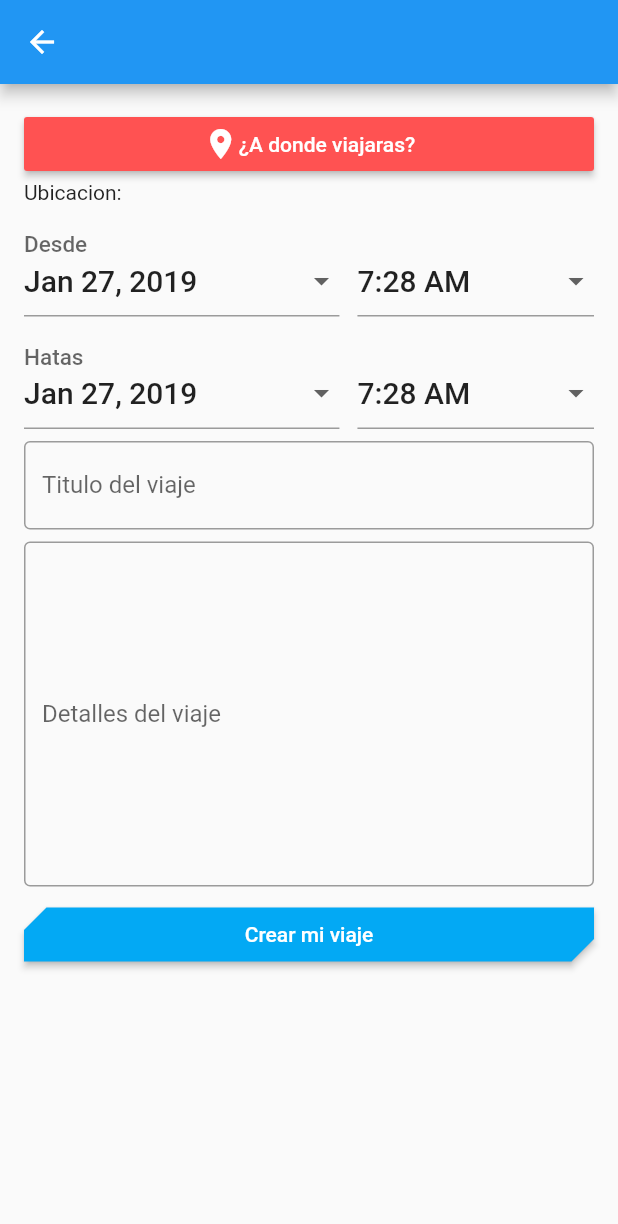
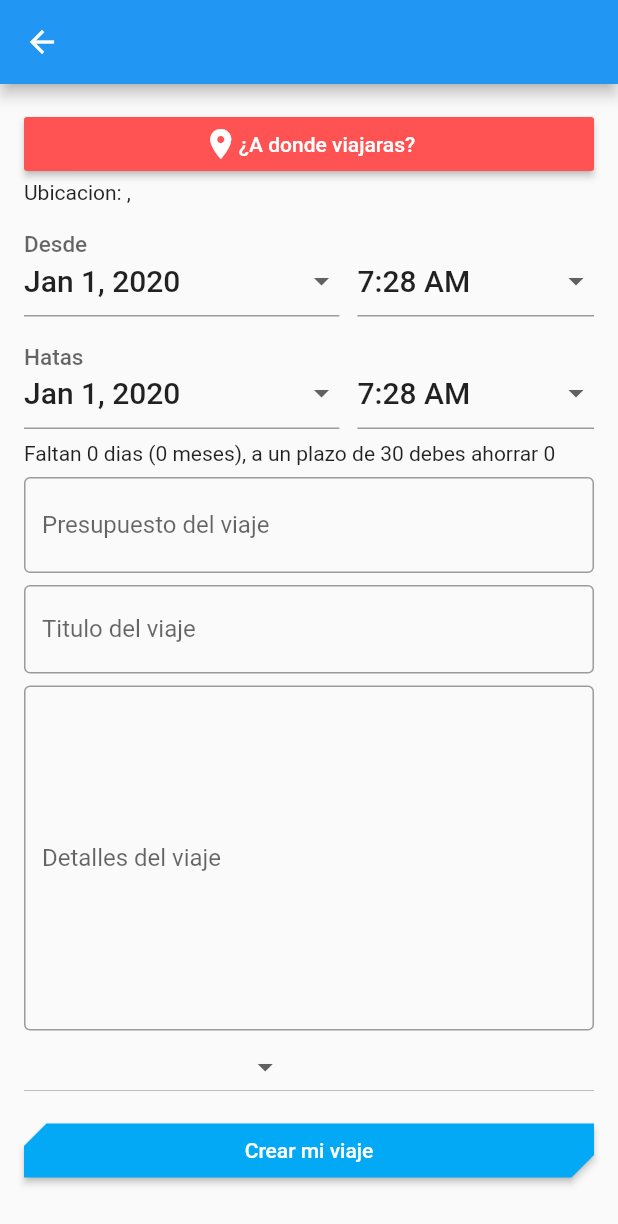
Before and after one commit to pablo384/WeTripOut, a Flutter app: the CreateTrip screen opened by its route, after a tap on "¿A donde viajaras?", on a phone screen of 412 x 824 dp. Shown: the top 1224 px of the screen. Run offline on Flutter 3.47's test engine with Material 2 defaults, Android fonts, the phone set to English and light mode, and no system bars; our stand-ins replace cloud_firestore, dynamic_theme, firebase_auth, google_maps_flutter, rxdart, splashscreen; missing offline and left inert: google_places_picker; accounts and stored records are empty; network calls fail.

Commit message:
🗺 Crea viaje correctamente

```diff
--- a/lib/view/home/createTrip.dart
+++ b/lib/view/home/createTrip.dart
@@ -4,6 +4,9 @@ import 'package:we_trip_out/view/components/mapsLocationPicker.dart';
 import 'package:we_trip_out/view/components/tripButton.dart';
 import 'package:flutter/services.dart';
 import 'package:google_places_picker/google_places_picker.dart';
+import 'package:cloud_firestore/cloud_firestore.dart';
+import 'package:firebase_auth/firebase_auth.dart';
+import 'dart:async';
 
 class CreateTrip extends StatefulWidget {
   static const String routeName = '/trip/create';
@@ -13,42 +16,76 @@ class CreateTrip extends StatefulWidget {
 
 class _CreateTrip extends State<CreateTrip> {
   final _formKey = GlobalKey<FormState>();
+  final FirebaseAuth _auth = FirebaseAuth.instance;
   String _placeName = 'Unknown';
-  DateTime _fromDate = DateTime.now();
+  DateTime _fromDate = DateTime(2020);
   TimeOfDay _fromTime = const TimeOfDay(hour: 7, minute: 28);
-  DateTime _toDate = DateTime.now();
+  DateTime _toDate = DateTime(2020);
   TimeOfDay _toTime = const TimeOfDay(hour: 7, minute: 28);
   Map<String, double> _location = {};
 
+  int _budget = 0;
+  var _rangeDays = 30;
+  var _faltan = 0;
+  var _faltanMeses = 0;
+  var _ahorrar = '0';
+  Place _place;
+  String _eventTitle = '';
+  String _eventDetails = '';
+
+  List<DropdownMenuItem> _listCuentas = [];
+  String _selectedAccount;
+
+  @override
+  void initState() {
+    super.initState();
+    _getAccounts();
+  }
+
+  Future<Null> _getAccounts() async {
+    FirebaseUser usr = await _auth.currentUser();
+    Firestore db = Firestore.instance;
+    db
+        .collection('account')
+        .where('owner', isEqualTo: usr.uid)
+        .snapshots()
+        .take(1)
+        .listen((result) {
+      result.documents.forEach((doc) {
+        // doc.documentID
+        print('${doc.documentID}');
+        print('${doc.data}');
+
+        setState(() {
+          _listCuentas.add(DropdownMenuItem(
+            child: Text('${doc.data['name']}'),
+            value: doc.documentID,
+          ));
+          _selectedAccount = _listCuentas[0].value;
+        });
+      });
+    });
+
+    return null;
+  }
+
   _showPlacePicker() async {
     String placeName;
-    // Platform messages may fail, so we use a try/catch PlatformException.
-    var place = await PluginGooglePlacePicker.showPlacePicker();
+    Place place = await PluginGooglePlacePicker.showPlacePicker();
     placeName = place.name;
-
-
-    // If the widget was removed from the tree while the asynchronous platform
-    // message was in flight, we want to discard the reply rather than calling
-    // setState to update our non-existent appearance.
-    if (!mounted)
-      return;
+    if (!mounted) return;
 
     setState(() {
+      _place = place;
       _placeName = placeName;
     });
   }
+
   @override
   Widget build(BuildContext context) {
     return Scaffold(
-      appBar: AppBar(
-      ),
-      body: Container(
-        // decoration: BoxDecoration(
-        //     color: Colors.white,
-        //     image: DecorationImage(
-        //         image: AssetImage("assets/edificios01.png"),
-        //         fit: BoxFit.contain,
-        //         alignment: Alignment.bottomCenter)),
+      appBar: AppBar(),
+      body: new Container(
         padding: EdgeInsets.all(16.0),
         child: Form(
           key: _formKey,
@@ -68,7 +105,8 @@ class _CreateTrip extends State<CreateTrip> {
                 ),
                 color: Theme.of(context).accentColor,
               ),
-              Text('Ubicacion: $_placeName'),
+              Text('Ubicacion: $_placeName' +
+                  (_place != null ? ', ' + _place.address : '')),
               SizedBox(
                 height: 8.0,
               ),
@@ -108,12 +146,52 @@ class _CreateTrip extends State<CreateTrip> {
               SizedBox(
                 height: 8.0,
               ),
+              Text(
+                  'Faltan $_faltan dias ($_faltanMeses meses), a un plazo de $_rangeDays debes ahorrar $_ahorrar'),
+              SizedBox(
+                height: 8.0,
+              ),
+              TextFormField(
+                keyboardType: TextInputType.number,
+                onFieldSubmitted: (val) {
+                  setState(() {
+                    _budget = int.parse(val);
+                  });
+                  calculateDays();
+                },
+                validator: (value) {
+                  if (value.isEmpty) {
+                    return 'Favor ingresar Presupuesto del viaje';
+                  }
+                  setState(() {
+                    _budget = int.parse(value);
+                  });
+                },
+                decoration: InputDecoration(
+                    border: OutlineInputBorder(),
+                    hintText: 'Presupuesto del viaje',
+                    labelText: 'Presupuesto del viaje',
+                    prefix: Row(
+                      mainAxisSize: MainAxisSize.min,
+                      children: <Widget>[
+                        Text('RD'),
+                        Icon(Icons.attach_money),
+                      ],
+                    ),
+                    suffixText: '.00'),
+              ),
+              SizedBox(
+                height: 8.0,
+              ),
               TextFormField(
                 keyboardType: TextInputType.text,
                 validator: (value) {
                   if (value.isEmpty) {
                     return 'Favor ingresar Titulo del viaje';
                   }
+                  setState(() {
+                    _eventTitle = value;
+                  });
                 },
                 decoration: InputDecoration(
                   border: OutlineInputBorder(),
@@ -131,12 +209,23 @@ class _CreateTrip extends State<CreateTrip> {
                   if (value.isEmpty) {
                     return 'Favor ingresar Detalles del viaje';
                   }
+                  setState(() {
+                    _eventDetails = value;
+                  });
                 },
                 decoration: InputDecoration(
                   border: OutlineInputBorder(),
                   hintText: 'Detalles del viaje',
                   labelText: 'Detalles del viaje',
                 ),
+              ),
+              DropdownButton(
+                value: _selectedAccount,
+                items: _listCuentas,
+                onChanged: (se) => setState(() {
+                      _selectedAccount = se;
+                    }),
+                hint: Text('Cuenta a seleccionar'),
               ),
               SizedBox(
                 height: 8.0,
@@ -145,8 +234,9 @@ class _CreateTrip extends State<CreateTrip> {
                 texto: 'Crear mi viaje',
                 onPressed: () {
                   if (_formKey.currentState.validate()) {
-                    Scaffold.of(context).showSnackBar(
-                        SnackBar(content: Text('Processing Data')));
+                    // Scaffold.of(context).showSnackBar(
+                    //     SnackBar(content: Text('Processing Data')));
+                    crearEvento();
                   }
                 },
               )
@@ -157,15 +247,66 @@ class _CreateTrip extends State<CreateTrip> {
     );
   }
 
+  Future<Null> crearEvento() async {
+    FirebaseUser user = await _auth.currentUser();
+    DateTime inicion = DateTime(_fromDate.year, _fromDate.month, _fromDate.day,
+        _fromTime.hour, _fromTime.minute);
+    DateTime fin = DateTime(
+        _toDate.year, _toDate.month, _toDate.day, _toTime.hour, _toTime.minute);
+    var data = {
+      'owner': user.uid,
+      'type': 'public',
+      'account': _selectedAccount,
+      'since': inicion.toUtc().millisecondsSinceEpoch,
+      'to': fin.toUtc().millisecondsSinceEpoch,
+      'budget': _budget,
+      'title': _eventTitle,
+      'details': _eventDetails,
+      'place': {
+        'id': _place.id,
+        'latitude': _place.latitude,
+        'longitude': _place.longitude,
+        'name': _place.name,
+        'address': _place.address,
+      }
+    };
+    print(data);
+    await Firestore.instance.collection('events').document().setData(data);
+    Navigator.of(context).pop();
+
+    return null;
+  }
+
+  calculateDays() {
+    DateTime inicio = DateTime.now();
+    DateTime fin = DateTime(
+        _toDate.year, _toDate.month, _toDate.day, _toTime.hour, _toTime.minute);
+    // var tem = ;
+    setState(() {
+      _faltan = fin.difference(inicio).inDays;
+      _faltanMeses = ((_faltan / _rangeDays).toInt());
+      _ahorrar = (_budget / _faltanMeses).toStringAsFixed(2);
+    });
+    print('DIFERNCIA:');
+    // print(fin.difference(inicio).inDays.toString());
+    print('FALTAN:');
+    print('${_faltan} meses');
+
+    print('PRESUPUESTP: $_budget');
+    print('A _ahorrar: $_ahorrar');
+  }
+
   void showMOdal() {
     Navigator.push(
         context,
         MaterialPageRoute<dynamic>(
-          builder: (BuildContext context) => MapsLocationPicker(location: (loc) {
-            setState(() {
-              _location = loc;
-            });
-          },),
+          builder: (BuildContext context) => MapsLocationPicker(
+                location: (loc) {
+                  setState(() {
+                    _location = loc;
+                  });
+                },
+              ),
           fullscreenDialog: true,
         ));
   }
--- a/lib/view/sign_in.dart
+++ b/lib/view/sign_in.dart
@@ -2,6 +2,7 @@ import 'package:flutter/material.dart';
 import 'package:we_trip_out/view/components/tripButton.dart';
 import 'package:firebase_auth/firebase_auth.dart';
 import 'package:cloud_firestore/cloud_firestore.dart';
+import 'dart:async';
 
 class SigIn extends StatefulWidget {
   static const String routeName = '/sig_in';
@@ -19,12 +20,14 @@ class _SigIn extends State<SigIn> {
   final FirebaseAuth _auth = FirebaseAuth.instance;
 
   Future<Null> registrarte() async{
-    var user = _auth.createUserWithEmailAndPassword(email: _email, password: _password)
+    _auth.createUserWithEmailAndPassword(email: _email, password: _password)
     .then(
       (res) {
         final Firestore _fbStore = Firestore.instance;
         _fbStore.collection('user').document()
         .setData({'name': _name, 'uid': res.uid, 'company': _company, 'email': _email});
+        _fbStore.collection('account').document()
+        .setData({'owner': res.uid, 'name': 'Cuenta por defecto', 'transactions' : []});
         print('FIREBASE: ${res.uid} ${res.email} ${res.displayName}');
       }
     )
```
Also changed, not shown: lib/main.dart (+33 -15 lines), lib/view/account/account.dart (added, +67 -0 lines), lib/view/home/bottomNavigator.dart (+6 -4 lines), lib/view/profile/profile.dart (added, +55 -0 lines).
